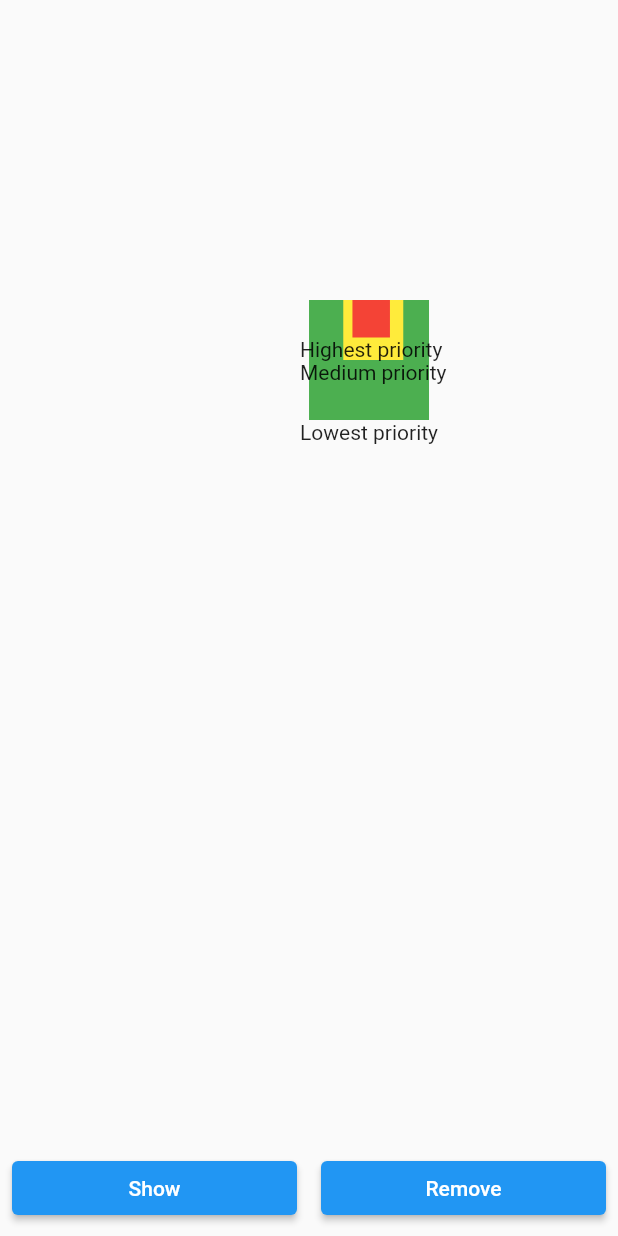
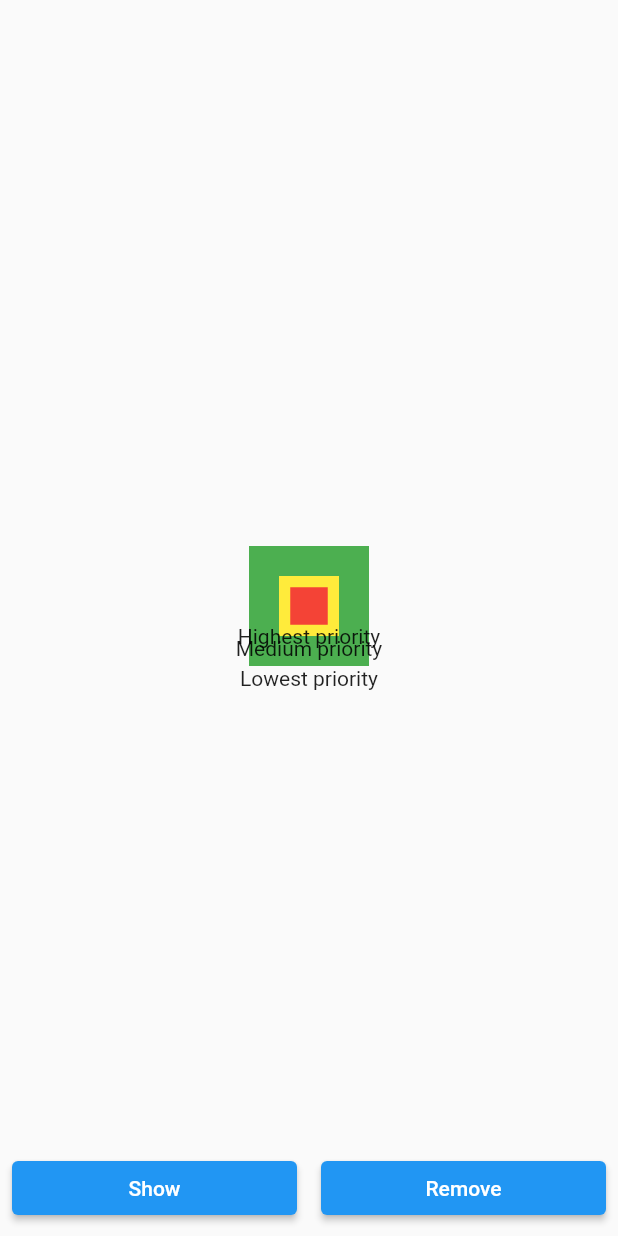
Before and after one commit to KlausJokisuo/modals, a Flutter app: the PriorityPage widget shown alone on an empty page, opened directly, after a tap on "Show", on a phone screen of 412 x 824 dp. Run offline on Flutter 3.47's test engine with Material 2 defaults, Android fonts, the phone set to English and light mode, and no system bars.

Commit message:
Change priority example to use aligned instead of positioned

```diff
--- a/example/lib/pages/priority_page.dart
+++ b/example/lib/pages/priority_page.dart
@@ -9,19 +9,16 @@ class PriorityPage extends StatefulWidget {
 }
 
 class _PriorityPageState extends State<PriorityPage> {
-  final xPosition = 200.0;
-  final yPosition = 200.0;
-
   @override
   void initState() {
     super.initState();
-    showModal(ModalEntry.positioned(context,
+    showModal(ModalEntry.aligned(context,
         tag: 'firstTag',
-        left: xPosition,
-        top: yPosition,
+        alignment: Alignment.center,
         child: Material(
           color: Colors.transparent,
           child: Column(
+            mainAxisSize: MainAxisSize.min,
             children: [
               Container(
                 color: Colors.yellow,
@@ -47,14 +44,14 @@ class _PriorityPageState extends State<PriorityPage> {
                   padding: const EdgeInsets.all(8.0),
                   child: ElevatedButton(
                     onPressed: () {
-                      showModal(ModalEntry.positioned(context,
+                      showModal(ModalEntry.aligned(context,
                           tag: 'secondTag',
-                          left: xPosition,
-                          top: yPosition,
+                          alignment: Alignment.center,
                           aboveTag: 'firstTag',
                           child: Material(
                             color: Colors.transparent,
                             child: Column(
+                              mainAxisSize: MainAxisSize.min,
                               children: [
                                 Container(
                                   color: Colors.red,
@@ -66,14 +63,14 @@ class _PriorityPageState extends State<PriorityPage> {
                             ),
                           )));
 
-                      showModal(ModalEntry.positioned(context,
+                      showModal(ModalEntry.aligned(context,
                           tag: 'thirdTag',
-                          left: xPosition,
-                          top: yPosition,
+                          alignment: Alignment.center,
                           belowTag: 'firstTag',
                           child: Material(
                             color: Colors.transparent,
                             child: Column(
+                              mainAxisSize: MainAxisSize.min,
                               children: [
                                 Container(
                                   color: Colors.green,
```
